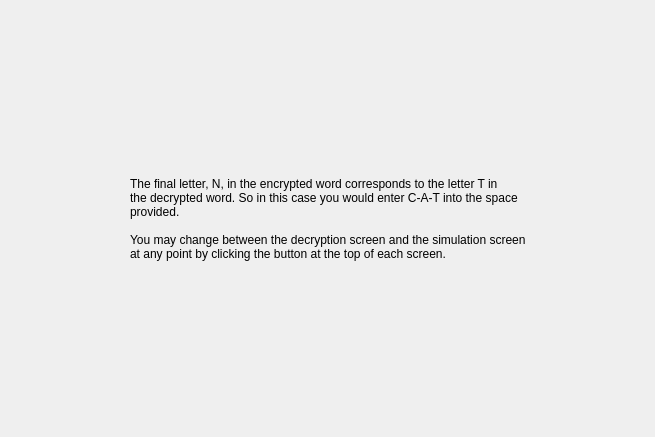
Qt form MarketSimulation/instructionscreen7.ui (dwattttt/marketsim) before a commit.
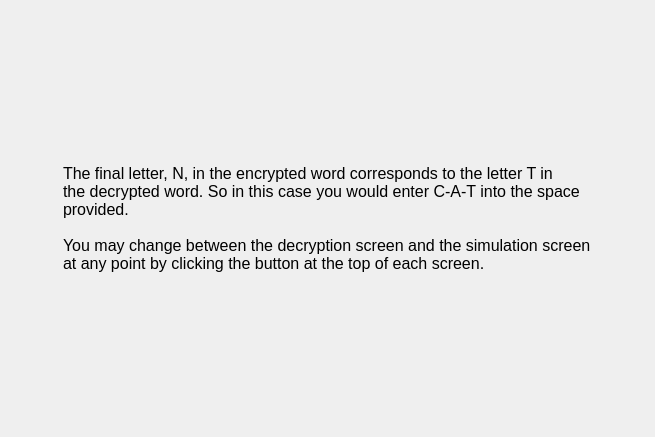
The same form after that commit.

```diff
--- a/MarketSimulation/instructionscreen7.ui
+++ b/MarketSimulation/instructionscreen7.ui
@@ -44,6 +44,11 @@
      </item>
      <item>
       <widget class="QLabel" name="label">
+       <property name="font">
+        <font>
+         <pointsize>12</pointsize>
+        </font>
+       </property>
        <property name="text">
         <string>The final letter, N, in the encrypted word corresponds to the letter T in
 the decrypted word. So in this case you would enter C-A-T into the space
```
